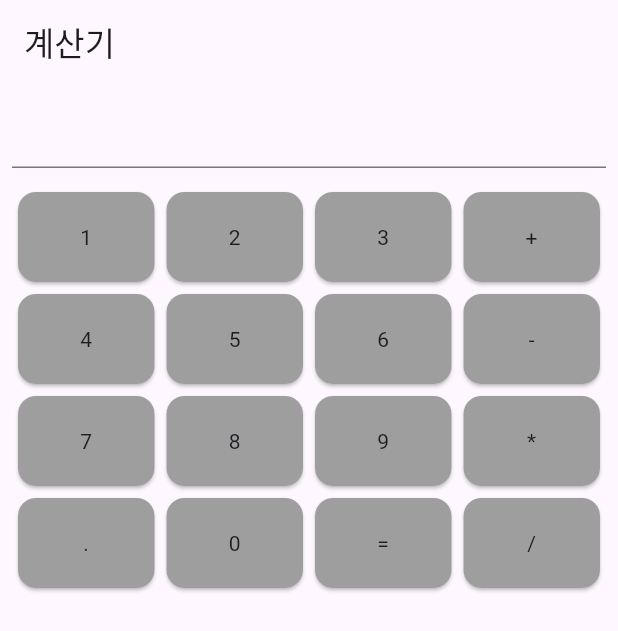
After one commit to niw5924/flutter-coding-test-practice, a Flutter app: the screen it shows after launch, on a phone screen of 412 x 824 dp. The commit adds this screen. Shown: the top 631 px of the screen. Run offline on Flutter 3.47's test engine with Material 3 defaults, Android fonts, the phone set to English and light mode, and no system bars; our stand-ins replace shared_preferences.

Commit message:
코딩테스트 중급 14일차 중간저장 - UI 및 입력 부분만 완료 - 계산하는 로직은 X

```diff
--- /dev/null
+++ b/lib/levels/intermediate/day14_calculator.dart
@@ -0,0 +1,294 @@
+import 'package:flutter/material.dart';
+
+class Day14Page extends StatefulWidget {
+  const Day14Page({super.key});
+
+  @override
+  State<StatefulWidget> createState() => _Day14PageState();
+}
+
+class _Day14PageState extends State<Day14Page> {
+  final textController = TextEditingController();
+  List inputText = [];
+
+  void input(String data) {
+    setState(() {
+      inputText.add(data);
+      textController.text = inputText.join();
+    });
+  }
+
+  @override
+  Widget build(BuildContext context) {
+    return Scaffold(
+      appBar: AppBar(title: const Text("계산기")),
+      body: Padding(
+        padding: const EdgeInsets.all(8.0),
+        child: Column(
+          children: [
+            TextField(controller: textController),
+            const SizedBox(height: 12),
+            Row(
+              children: [
+                Expanded(
+                  child: GestureDetector(
+                    onTap: () => input("1"),
+                    child: Card(
+                      child: Container(
+                        padding: const EdgeInsets.all(20),
+                        decoration: BoxDecoration(
+                          color: Colors.grey,
+                          borderRadius: BorderRadius.circular(12),
+                        ),
+                        child: const Text("1", textAlign: TextAlign.center),
+                      ),
+                    ),
+                  ),
+                ),
+                Expanded(
+                  child: GestureDetector(
+                    onTap: () => input("2"),
+                    child: Card(
+                      child: Container(
+                        padding: const EdgeInsets.all(20),
+                        decoration: BoxDecoration(
+                          color: Colors.grey,
+                          borderRadius: BorderRadius.circular(12),
+                        ),
+                        child: const Text("2", textAlign: TextAlign.center),
+                      ),
+                    ),
+                  ),
+                ),
+                Expanded(
+                  child: GestureDetector(
+                    onTap: () => input("3"),
+                    child: Card(
+                      child: Container(
+                        padding: const EdgeInsets.all(20),
+                        decoration: BoxDecoration(
+                          color: Colors.grey,
+                          borderRadius: BorderRadius.circular(12),
+                        ),
+                        child: const Text("3", textAlign: TextAlign.center),
+                      ),
+                    ),
+                  ),
+                ),
+                Expanded(
+                  child: GestureDetector(
+                    onTap: () => input("+"),
+                    child: Card(
+                      child: Container(
+                        padding: const EdgeInsets.all(20),
+                        decoration: BoxDecoration(
+                          color: Colors.grey,
+                          borderRadius: BorderRadius.circular(12),
+                        ),
+                        child: const Text("+", textAlign: TextAlign.center),
+                      ),
+                    ),
+                  ),
+                ),
+              ],
+            ),
+            Row(
+              children: [
+                Expanded(
+                  child: GestureDetector(
+                    onTap: () => input("4"),
+                    child: Card(
+                      child: Container(
+                        padding: const EdgeInsets.all(20),
+                        decoration: BoxDecoration(
+                          color: Colors.grey,
+                          borderRadius: BorderRadius.circular(12),
+                        ),
+                        child: const Text("4", textAlign: TextAlign.center),
+                      ),
+                    ),
+                  ),
+                ),
+                Expanded(
+                  child: GestureDetector(
+                    onTap: () => input("5"),
+                    child: Card(
+                      child: Container(
+                        padding: const EdgeInsets.all(20),
+                        decoration: BoxDecoration(
+                          color: Colors.grey,
+                          borderRadius: BorderRadius.circular(12),
+                        ),
+                        child: const Text("5", textAlign: TextAlign.center),
+                      ),
+                    ),
+                  ),
+                ),
+                Expanded(
+                  child: GestureDetector(
+                    onTap: () => input("6"),
+                    child: Card(
+                      child: Container(
+                        padding: const EdgeInsets.all(20),
+                        decoration: BoxDecoration(
+                          color: Colors.grey,
+                          borderRadius: BorderRadius.circular(12),
+                        ),
+                        child: const Text("6", textAlign: TextAlign.center),
+                      ),
+                    ),
+                  ),
+                ),
+                Expanded(
+                  child: GestureDetector(
+                    onTap: () => input("-"),
+                    child: Card(
+                      child: Container(
+                        padding: const EdgeInsets.all(20),
+                        decoration: BoxDecoration(
+                          color: Colors.grey,
+                          borderRadius: BorderRadius.circular(12),
+                        ),
+                        child: const Text("-", textAlign: TextAlign.center),
+                      ),
+                    ),
+                  ),
+                ),
+              ],
+            ),
+            Row(
+              children: [
+                Expanded(
+                  child: GestureDetector(
+                    onTap: () => input("7"),
+                    child: Card(
+                      child: Container(
+                        padding: const EdgeInsets.all(20),
+                        decoration: BoxDecoration(
+                          color: Colors.grey,
+                          borderRadius: BorderRadius.circular(12),
+                        ),
+                        child: const Text("7", textAlign: TextAlign.center),
+                      ),
+                    ),
+                  ),
+                ),
+                Expanded(
+                  child: GestureDetector(
+                    onTap: () => input("8"),
+                    child: Card(
+                      child: Container(
+                        padding: const EdgeInsets.all(20),
+                        decoration: BoxDecoration(
+                          color: Colors.grey,
+                          borderRadius: BorderRadius.circular(12),
+                        ),
+                        child: const Text("8", textAlign: TextAlign.center),
+                      ),
+                    ),
+                  ),
+                ),
+                Expanded(
+                  child: GestureDetector(
+                    onTap: () => input("9"),
+                    child: Card(
+                      child: Container(
+                        padding: const EdgeInsets.all(20),
+                        decoration: BoxDecoration(
+                          color: Colors.grey,
+                          borderRadius: BorderRadius.circular(12),
+                        ),
+                        child: const Text("9", textAlign: TextAlign.center),
+                      ),
+                    ),
+                  ),
+                ),
+                Expanded(
+                  child: GestureDetector(
+                    onTap: () => input("*"),
+                    child: Card(
+                      child: Container(
+                        padding: const EdgeInsets.all(20),
+                        decoration: BoxDecoration(
+                          color: Colors.grey,
+                          borderRadius: BorderRadius.circular(12),
+                        ),
+                        child: const Text("*", textAlign: TextAlign.center),
+                      ),
+                    ),
+                  ),
+                ),
+              ],
+            ),
+            Row(
+              children: [
+                Expanded(
+                  child: GestureDetector(
+                    onTap: () => input("."),
+                    child: Card(
+                      child: Container(
+                        padding: const EdgeInsets.all(20),
+                        decoration: BoxDecoration(
+                          color: Colors.grey,
+                          borderRadius: BorderRadius.circular(12),
+                        ),
+                        child: const Text(".", textAlign: TextAlign.center),
+                      ),
+                    ),
+                  ),
+                ),
+                Expanded(
+                  child: GestureDetector(
+                    onTap: () => input("0"),
+                    child: Card(
+                      child: Container(
+                        padding: const EdgeInsets.all(20),
+                        decoration: BoxDecoration(
+                          color: Colors.grey,
+                          borderRadius: BorderRadius.circular(12),
+                        ),
+                        child: const Text("0", textAlign: TextAlign.center),
+                      ),
+                    ),
+                  ),
+                ),
+                Expanded(
+                  child: GestureDetector(
+                    onTap: () {
+                      // 여기에 계산 함수 연결 예정
+                    },
+                    child: Card(
+                      child: Container(
+                        padding: const EdgeInsets.all(20),
+                        decoration: BoxDecoration(
+                          color: Colors.grey,
+                          borderRadius: BorderRadius.circular(12),
+                        ),
+                        child: const Text("=", textAlign: TextAlign.center),
+                      ),
+                    ),
+                  ),
+                ),
+                Expanded(
+                  child: GestureDetector(
+                    onTap: () => input("/"),
+                    child: Card(
+                      child: Container(
+                        padding: const EdgeInsets.all(20),
+                        decoration: BoxDecoration(
+                          color: Colors.grey,
+                          borderRadius: BorderRadius.circular(12),
+                        ),
+                        child: const Text("/", textAlign: TextAlign.center),
+                      ),
+                    ),
+                  ),
+                ),
+              ],
+            ),
+          ],
+        ),
+      ),
+    );
+  }
+}
--- a/lib/main.dart
+++ b/lib/main.dart
@@ -1,5 +1,5 @@
 import 'package:flutter/material.dart';
-import 'package:flutter_coding_test_practice/levels/intermediate/day13_daily_expense_tracker.dart';
+import 'package:flutter_coding_test_practice/levels/intermediate/day14_calculator.dart';
 
 void main() {
   runApp(MyApp());
@@ -15,7 +15,7 @@ class MyApp extends StatelessWidget {
       theme: ThemeData(primarySwatch: Colors.blue),
 
       /// 이 부분만 바꿔야 함.
-      home: Day13Page(),
+      home: Day14Page(),
     );
   }
 }
```
